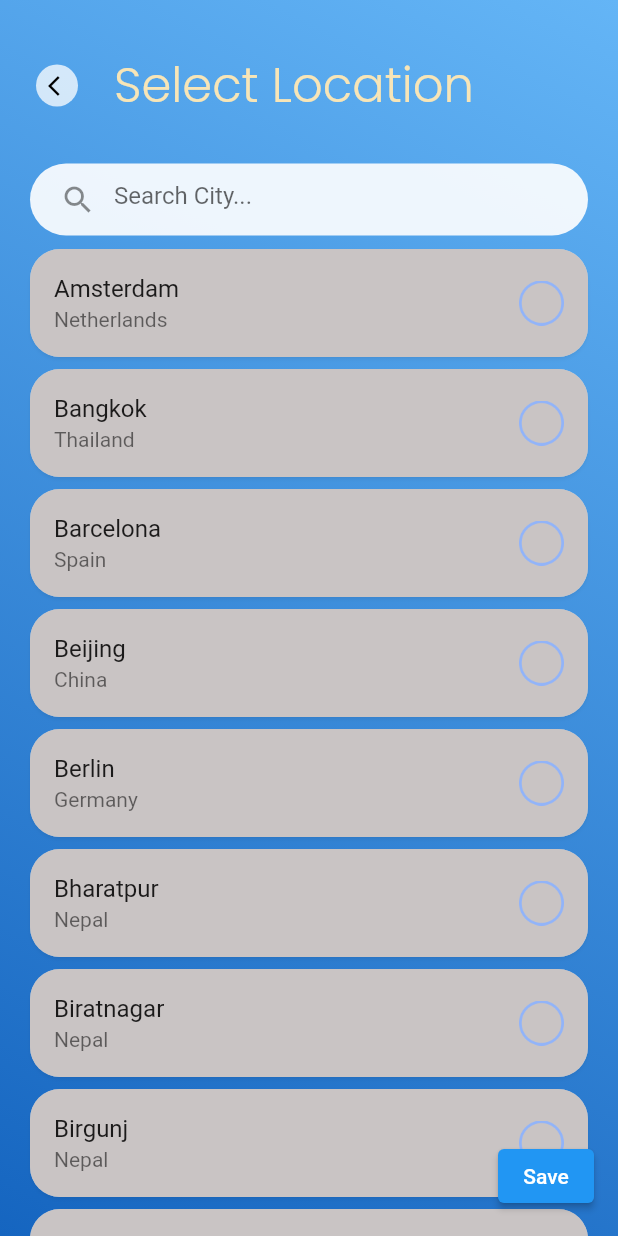
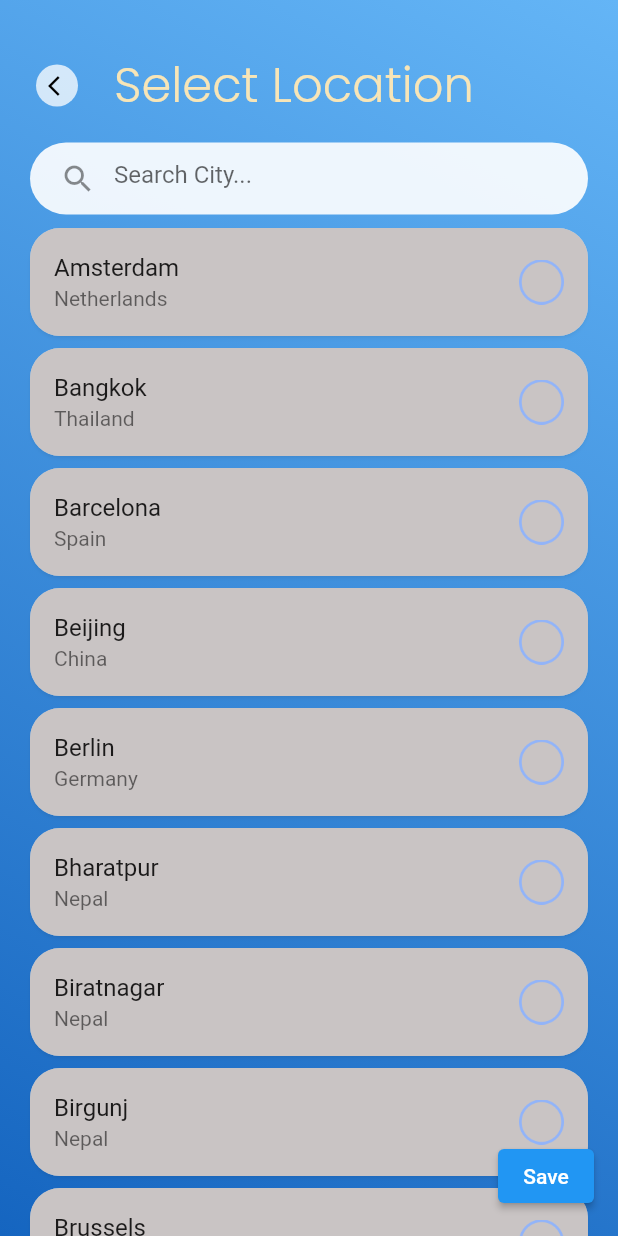
Before and after one commit to XresthaKiran/Weather-App, a Flutter app: the screen it shows after launch, after a tap on the "search" icon, on a phone screen of 412 x 824 dp. Run offline on Flutter 3.47's test engine with Material 2 defaults, Android fonts, the phone set to English and light mode, and no system bars; our stand-ins replace flutter_spinkit, geolocator, google_fonts, shared_preferences, weather_icons.

Commit message:
test_apk

```diff
--- a/lib/screen/help_screen.dart
+++ b/lib/screen/help_screen.dart
@@ -49,11 +49,11 @@ class HelpScreenState extends State<HelpScreen> {
           child: Column(
             children: [
 
-              const SizedBox(height: 30),
+
               Center(
                 child: Padding(
                   padding: const EdgeInsets.only(
-                    top: 90,
+                    top:120,
                     bottom: 50,
                     left: 60,
                     right: 60,
@@ -69,15 +69,15 @@ class HelpScreenState extends State<HelpScreen> {
                 ),
               ),
               SizedBox(
-                width: 88,
-                height: 110,
+                width: MediaQuery.of(context).size.width/4,
+                height: MediaQuery.of(context).size.width/4,
                 child: Image.asset(
                   'assets/R.png',
-                  width: 88,
-                  height: 110,
+                  width: MediaQuery.of(context).size.width/4,
+                  height: MediaQuery.of(context).size.width/4,
                 ),
               ),
-              const SizedBox(height: 20),
+               SizedBox(height:20),
               Text(
                 'Weather APP',
                 style: GoogleFonts.lato(
@@ -86,8 +86,8 @@ class HelpScreenState extends State<HelpScreen> {
                   color: const Color(0xfff7e5b7),
                 ),
               ),
-              const SizedBox(
-                height: 180,
+              SizedBox(
+                height: MediaQuery.of(context).size.width/2,
                 child: SpinKitCircle(
                   color: Colors.lightBlueAccent,
                   size: 50.0,
--- a/lib/screen/home_screen.dart
+++ b/lib/screen/home_screen.dart
@@ -148,7 +148,7 @@ class HomepageState extends State<Homepage> {
                   child: Column(
                     children: [
                       Row(
-                        mainAxisAlignment: MainAxisAlignment.spaceBetween,
+                        mainAxisAlignment: MainAxisAlignment.spaceAround,
                         crossAxisAlignment: CrossAxisAlignment.end,
                         children: [
                           Padding(
@@ -434,7 +434,7 @@ class HomepageState extends State<Homepage> {
                 child: SingleChildScrollView(
                   child: Column(children: [
                     Row(
-                      mainAxisAlignment: MainAxisAlignment.spaceBetween,
+                      mainAxisAlignment: MainAxisAlignment.spaceAround,
                       children: [
                         Padding(
                           padding: const EdgeInsets.only(left: 10, top: 20),
--- a/lib/screen/select_city.dart
+++ b/lib/screen/select_city.dart
@@ -130,7 +130,7 @@ class CitySelectionScreenState extends State<CitySelectionScreen> {
             ),
             Container(
               padding: const EdgeInsets.symmetric(horizontal: 8 ),
-              margin: const EdgeInsets.only(left: 20,right: 20,top: 20,bottom: 5),
+              margin: const EdgeInsets.only(left: 20,right: 20,top: 6,bottom: 5),
               decoration: BoxDecoration(
                 color: Colors.white.withOpacity(0.9),
                 borderRadius: BorderRadius.circular(24)
```
